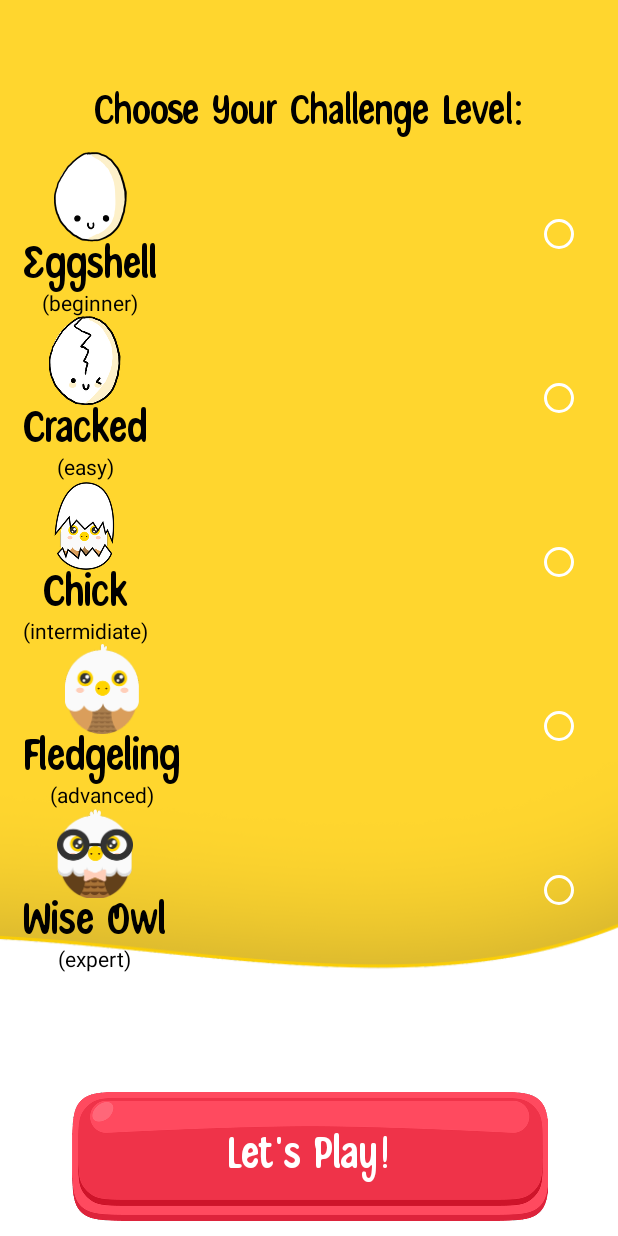
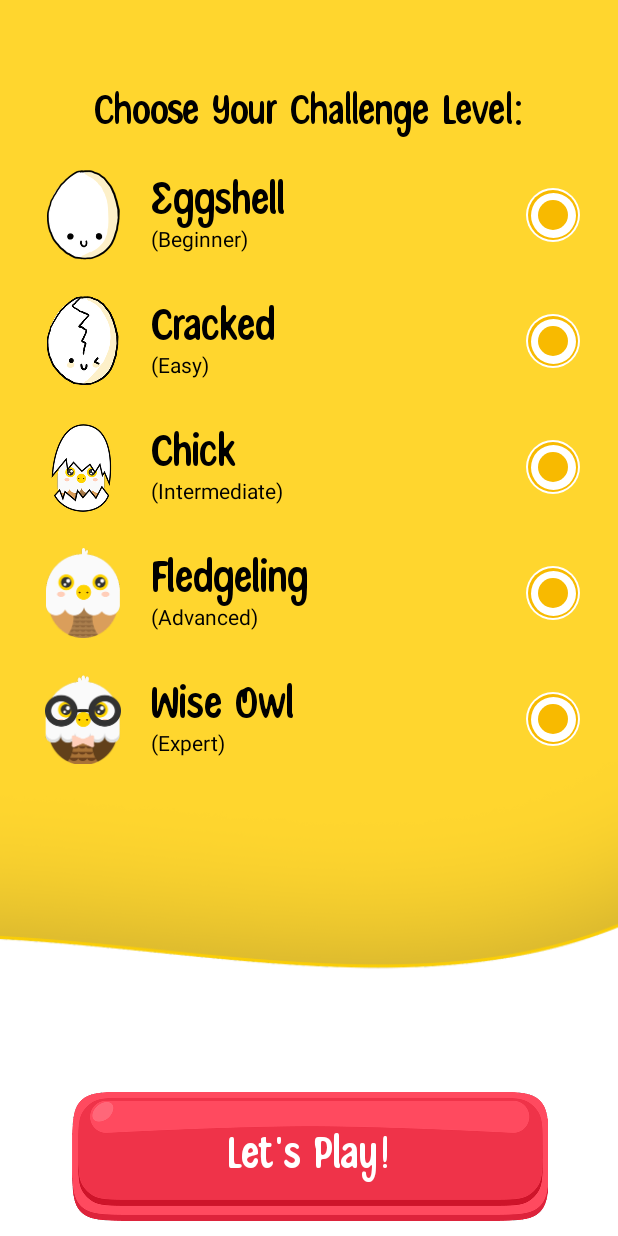
Before and after one commit to KawtarMes/SudokuApp, an Android app built with Jetpack Compose: the @Preview function LevelContent, on a phone screen of 412 x 824 dp. Run offline under Robolectric (Android 15) with nearby library versions, the phone set to English and light mode, and no system bars.

Commit message:
wip vue : levelscreen

```diff
--- a/app/build.gradle.kts
+++ b/app/build.gradle.kts
@@ -48,6 +48,7 @@ dependencies {
     val nav_version = "2.8.9"
     val ktorVersion = "3.1.2"
 
+    implementation("androidx.graphics:graphics-shapes:1.0.1")
 
     implementation(platform("io.github.jan-tennert.supabase:bom:3.1.4"))
     implementation("io.github.jan-tennert.supabase:postgrest-kt")
--- a/app/src/main/java/com/example/sudoku/navigation/Navigation.kt
+++ b/app/src/main/java/com/example/sudoku/navigation/Navigation.kt
@@ -5,6 +5,8 @@ import androidx.hilt.navigation.compose.hiltViewModel
 import androidx.navigation.compose.NavHost
 import androidx.navigation.compose.composable
 import androidx.navigation.compose.rememberNavController
+import com.example.sudoku.ui.level.LevelScreen
+import com.example.sudoku.ui.level.LevelVM
 import com.example.sudoku.ui.login.LoginScreen
 import com.example.sudoku.ui.login.LoginVM
 import com.example.sudoku.ui.main.MainScreen
@@ -84,8 +86,8 @@ fun MyNavigation(){
             // ResultScreen(navController = navController, viewModel = resultVM)
         }
         composable(Screen.Level.route){
-            //val levelVM: LevelVM = hiltViewModel()
-            // LevelScreen(navController = navController, viewModel = levelVM)
+            val levelVM: LevelVM = hiltViewModel()
+            LevelScreen(navController = navController, viewModel = levelVM)
         }
     }
 
--- a/app/src/main/java/com/example/sudoku/ui/level/LevelScreen.kt
+++ b/app/src/main/java/com/example/sudoku/ui/level/LevelScreen.kt
@@ -2,6 +2,7 @@ package com.example.sudoku.ui.level
 
 import androidx.compose.foundation.Image
 import androidx.compose.foundation.background
+import androidx.compose.foundation.clickable
 import androidx.compose.foundation.layout.Arrangement
 import androidx.compose.foundation.layout.Box
 import androidx.compose.foundation.layout.Column
@@ -10,13 +11,16 @@ import androidx.compose.foundation.layout.fillMaxSize
 import androidx.compose.foundation.layout.fillMaxWidth
 import androidx.compose.foundation.layout.padding
 import androidx.compose.foundation.layout.size
-import androidx.compose.foundation.selection.selectable
-import androidx.compose.material3.RadioButton
-import androidx.compose.material3.RadioButtonColors
+import androidx.compose.foundation.shape.CircleShape
 import androidx.compose.material3.Text
 import androidx.compose.runtime.Composable
+import androidx.compose.runtime.getValue
+import androidx.compose.runtime.mutableStateOf
+import androidx.compose.runtime.remember
 import androidx.compose.ui.Alignment
 import androidx.compose.ui.Modifier
+import androidx.compose.ui.draw.clip
+import androidx.compose.ui.draw.shadow
 import androidx.compose.ui.graphics.Color
 import androidx.compose.ui.layout.ContentScale
 import androidx.compose.ui.res.painterResource
@@ -35,12 +39,15 @@ import com.example.sudoku.utils.Level
 @Composable
 fun LevelScreen(navController: NavController, viewModel: LevelVM) {
 
+    LevelContent()
 
 }
 
-@Preview
+//@Preview
 @Composable
-fun LevelContent() {
+fun LevelContent(
+    // isLevelSelected: Boolean
+) {
 
     Box(
         Modifier
@@ -86,24 +93,29 @@ fun LevelContent() {
 
 @Composable
 fun LevelRadioGroup(
+    //isLevelSelected: Boolean
     //selectedLevel
     //onSelectedLevel
 ) {
+
+
+    val isLevelSelected by remember { mutableStateOf(true) }
     val levelsList = listOf(
-        Triple(R.drawable.eggshell, R.string.eggshell_lvl, Level.BEGINNER),
-        Triple(R.drawable.cracked, R.string.cracked_lvl, Level.EASY),
-        Triple(R.drawable.chick, R.string.chick_lvl, Level.INTERMIDIATE),
-        Triple(R.drawable.fledgeling, R.string.fledgeling_lvl, Level.ADVANCED),
-        Triple(R.drawable.wise_owl, R.string.wise_owl_lvl, Level.EXPERT),
+        Triple(R.drawable.eggshell, R.string.eggshell_lvl, Level.Beginner),
+        Triple(R.drawable.cracked, R.string.cracked_lvl, Level.Easy),
+        Triple(R.drawable.chick, R.string.chick_lvl, Level.Intermediate),
+        Triple(R.drawable.fledgeling, R.string.fledgeling_lvl, Level.Advanced),
+        Triple(R.drawable.wise_owl, R.string.wise_owl_lvl, Level.Expert),
 
 
         )
+
 
     Column()
     {
         levelsList.forEach { (img, title, level) ->
 
-            RowLevel(img, title, level)
+            RowLevel(img, title, level, isLevelSelected = isLevelSelected)
 
         }
     }
@@ -115,56 +127,113 @@ fun RowLevel(
     imageRes: Int,
     levelTitle: Int,
     levelTitle2: Level,
+    isLevelSelected: Boolean,
 //selectedLevel
 //onSelectedLevel
 
 ) {
     Row(
         Modifier
+            .padding(horizontal = 10.dp, vertical = 12.dp)
             .fillMaxWidth()
-            .selectable(
-                selected = false /*levelTitle == selectedLevel*/,
-                onClick = {/*onSelecetedLeved*/ }
-            ),
+            .clickable {
+                isLevelSelected != isLevelSelected
+            },
         horizontalArrangement = Arrangement.SpaceBetween,
         verticalAlignment = Alignment.CenterVertically
     ) {
+        Image(
+            painter = painterResource(imageRes),
+            contentDescription = "",
+            contentScale = ContentScale.Fit,
+            modifier = Modifier
+                .align(Alignment.CenterVertically)
+                .size(60.dp)
+        )
         Column(
-
+            Modifier
+                .weight(1f)
+                .padding(start = 15.dp)
         ) {
-            Image(
-                painter = painterResource(imageRes),
-                contentDescription = "",
-                contentScale = ContentScale.Fit,
-                modifier = Modifier
-                    .align(Alignment.CenterHorizontally)
-                    .size(60.dp)
-            )
             Text(
                 text = stringResource(levelTitle),
                 fontSize = 32.sp,
                 fontFamily = SudokuFontFamily,
-                modifier = Modifier.align(Alignment.CenterHorizontally)
+                modifier = Modifier.align(Alignment.Start)
             )
             Text(
-                text = "(${levelTitle2.toString().lowercase()})",
-                modifier = Modifier.align(Alignment.CenterHorizontally)
+                text = "($levelTitle2)",
+                modifier = Modifier.align(Alignment.Start)
             )
 
 
         }
-        RadioButton(
-            selected = false, //id == selectedLevel,
-            onClick = {},
-            modifier = Modifier,
-            enabled = true,
-            colors = RadioButtonColors(
-                selectedColor = ShOrange,
-                unselectedColor = Color.White,
-                disabledSelectedColor = Color.LightGray,
-                disabledUnselectedColor = Color.LightGray
-            )
-        )
+
+        if (isLevelSelected) {
+            CustomRBtnSelected()
+        } else {
+            CustomRBtnUnselected()
+        }
+
+
 
     }
 }
+
+
+@Preview
+@Composable
+fun CustomRBtnSelected() {
+    Column(
+        Modifier
+    ) {
+        Box(
+            modifier = Modifier
+                .size(36.dp)
+                .clip(CircleShape)
+                .background(Color.White)
+        ) {
+            Box(
+                modifier = Modifier
+                    .size(33.dp)
+                    .clip(CircleShape)
+                    .background(ShOrange)
+                    .align(Alignment.Center)
+            )
+            Box(
+                modifier = Modifier
+                    .size(30.dp)
+                    .clip(CircleShape)
+                    .background(Color.White)
+                    .align(Alignment.Center)
+            )
+            Box(
+                modifier = Modifier
+                    .size(20.dp)
+                    .clip(CircleShape)
+                    .background(ShOrange)
+                    .align(Alignment.Center)
+            )
+        }
+    }
+}
+
+@Preview
+@Composable
+fun CustomRBtnUnselected() {
+    Column(
+        Modifier
+    ) {
+        Box(
+            modifier = Modifier
+                .size(36.dp)
+                .clip(CircleShape)
+                .background(Color.White)
+                .shadow(
+                    shape = CircleShape,
+                    elevation = 1.dp,
+                    ambientColor = Color.LightGray
+                )
+        )
+    }
+}
--- a/app/src/main/java/com/example/sudoku/ui/onboarding/OnboardingScreen3.kt
+++ b/app/src/main/java/com/example/sudoku/ui/onboarding/OnboardingScreen3.kt
@@ -29,8 +29,6 @@ import com.example.sudoku.ui.theme.SudokuFontFamily
 
 @Composable
 fun OnboardingScreen3(navController: NavController, viewmodel: OnboardingVM) {
-//navto
-//popstack
 
     OnBoardingContent3(
         onNext = { viewmodel.navigateToWelcomeScreen() },
--- a/app/src/main/java/com/example/sudoku/utils/Level.kt
+++ b/app/src/main/java/com/example/sudoku/utils/Level.kt
@@ -2,5 +2,5 @@ package com.example.sudoku.utils
 
 
 enum class Level {
-    BEGINNER, EASY, INTERMIDIATE, ADVANCED, EXPERT
+    Beginner, Easy, Intermediate, Advanced, Expert
 }
```
Also changed, not shown: app/src/main/java/com/example/sudoku/ui/level/LevelVM.kt (+9 -1 lines), app/src/main/java/com/example/sudoku/ui/onboarding/OnboardingScreen2.kt (+0 -72 lines), app/src/main/java/com/example/sudoku/ui/register/RegisterScreen.kt (+0 -15 lines).
